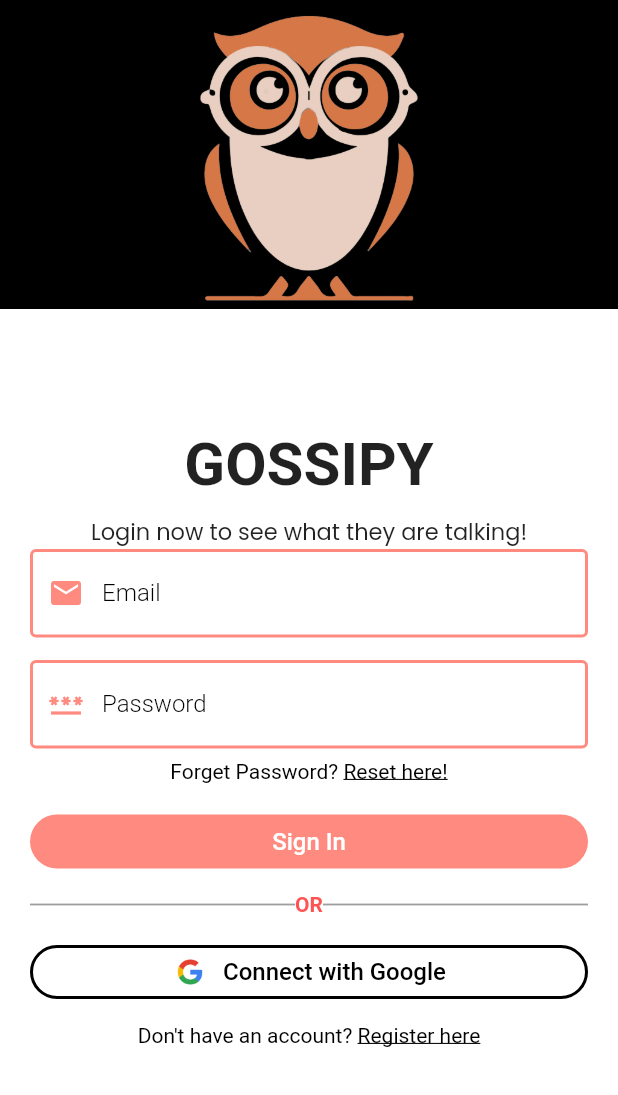
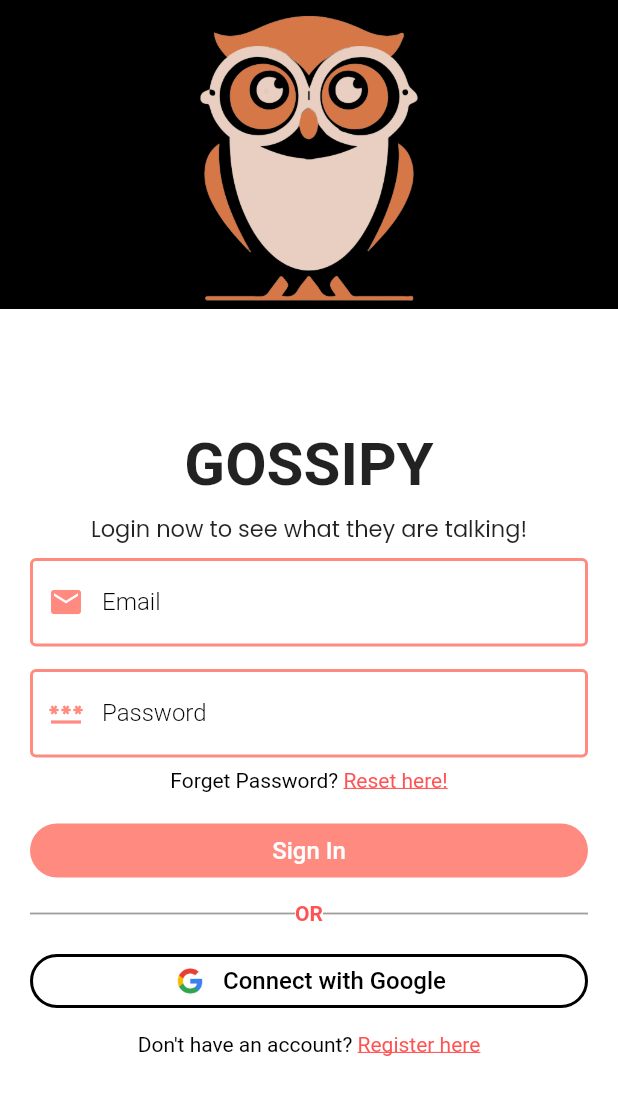
Before and after one commit to mansi05041/chatgrp_firebase, a Flutter app: the screen it shows after launch, on a phone screen of 412 x 824 dp. Shown: the top 1095 px of the screen. Run offline on Flutter 3.47's test engine with Material 2 defaults, Android fonts, the phone set to English and light mode, and no system bars; our stand-ins replace animated_splash_screen, cloud_firestore, firebase_auth, firebase_core, google_fonts, google_sign_in and 1 more; accounts and stored records are empty; Roboto replaces fonts that are missing (Eczar).

Commit message:
Update login_page.dart

```diff
--- a/lib/pages/login_page.dart
+++ b/lib/pages/login_page.dart
@@ -68,13 +68,14 @@ class _LoginPageState extends State<LoginPage> {
                                     textStyle: const TextStyle(
                                         fontSize: 40,
                                         fontWeight: FontWeight.bold))),
-                            const SizedBox(height: 10),
+                            const SizedBox(height: 8),
                             // sub heading
                             Text("Login now to see what they are talking!",
                                 style: GoogleFonts.poppins(
                                     textStyle: const TextStyle(
                                         fontSize: 15,
                                         fontWeight: FontWeight.w400))),
+                            const SizedBox(height: 8),
                             // email
                             TextFormField(
                               decoration: textInputDecoration.copyWith(
@@ -132,7 +133,7 @@ class _LoginPageState extends State<LoginPage> {
                                 TextSpan(
                                     text: "Reset here!",
                                     style: const TextStyle(
-                                        color: Colors.black,
+                                        color: Colors.redAccent,
                                         decoration: TextDecoration.underline),
                                     recognizer: TapGestureRecognizer()
                                       ..onTap = () {
@@ -238,7 +239,7 @@ class _LoginPageState extends State<LoginPage> {
                                 TextSpan(
                                     text: "Register here",
                                     style: const TextStyle(
-                                        color: Colors.black,
+                                        color: Colors.redAccent,
                                         decoration: TextDecoration.underline),
                                     recognizer: TapGestureRecognizer()
                                       ..onTap = () {
```
